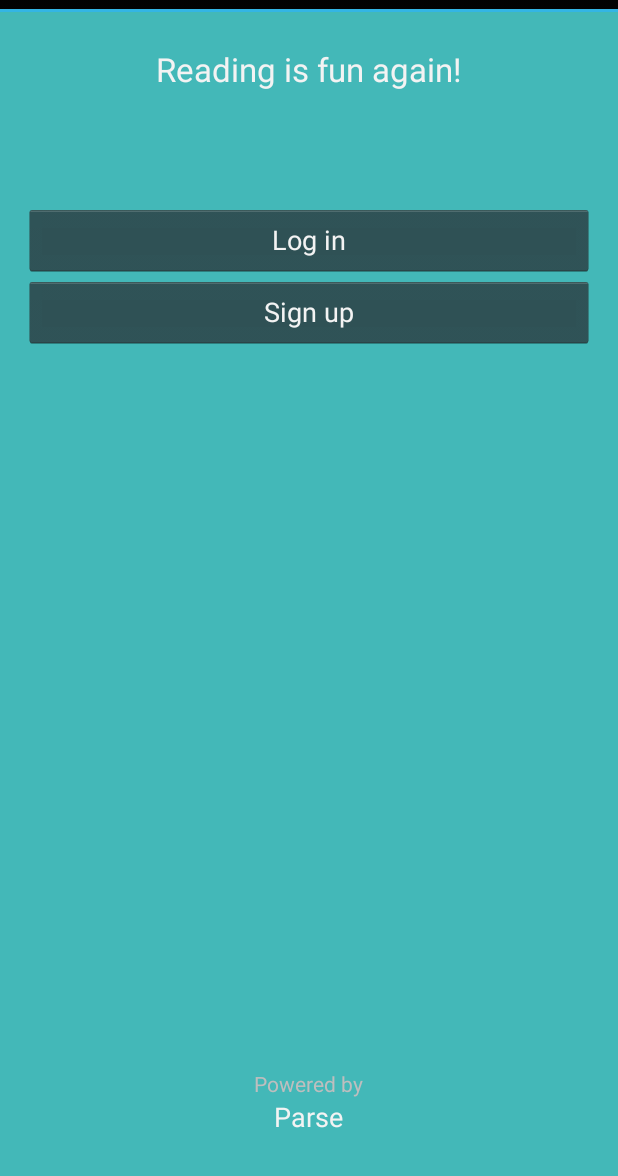
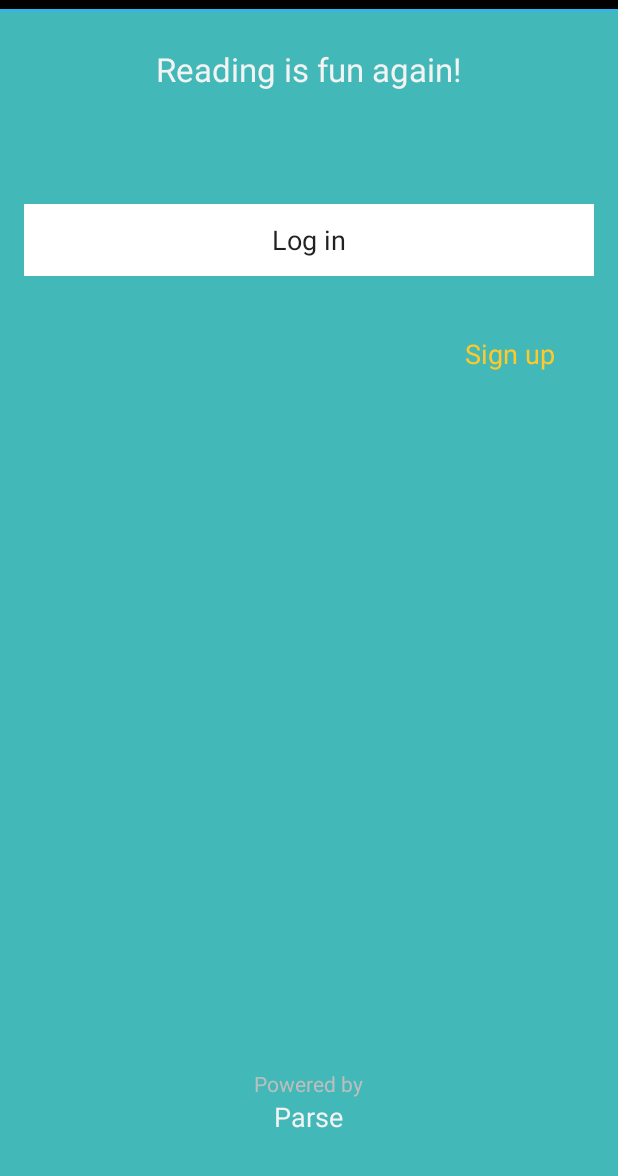
Before and after one commit to bradholland84/Bookmark, an Android app: the screen it shows after launch (WelcomeActivity), on a phone screen of 412 x 824 dp, the part 60-1236 px from its top. Run offline under Robolectric (Android 15) with nearby library versions, the phone set to English and light mode, and no system bars; libraries missing offline, so code that uses them is left out: net.danlew.android; 3 statements that could not run were skipped.

```diff
--- a/app/build.gradle
+++ b/app/build.gradle
@@ -25,6 +25,6 @@ dependencies {
     compile 'com.squareup.picasso:picasso:2.4.0'
     compile 'com.android.support:appcompat-v7:21.0.+'
     compile 'com.melnykov:floatingactionbutton:1.1.+'
-    compile 'com.squareup.picasso:picasso:2.3.+'
+    compile 'com.r0adkll:slidableactivity:2.0.1'
     compile 'net.danlew:android.joda:2.5.1'
 }
--- a/app/src/main/res/layout/activity_main_book.xml
+++ b/app/src/main/res/layout/activity_main_book.xml
@@ -3,6 +3,7 @@
     xmlns:fab="http://schemas.android.com/apk/res-auto"
     android:layout_width="match_parent"
     android:layout_height="match_parent"
+    android:background="@color/white"
 
     android:paddingTop="@dimen/activity_vertical_margin"
     android:paddingBottom="@dimen/activity_vertical_margin"
--- a/app/src/main/res/layout/activity_welcome.xml
+++ b/app/src/main/res/layout/activity_welcome.xml
@@ -20,18 +20,21 @@
         android:layout_alignParentEnd="true"
         android:layout_alignParentTop="true"
         android:layout_marginTop="128dp"
-        android:text="@string/login" />
+        android:text="@string/login"
+        android:background="@android:color/white"
+        android:textColor="@color/abc_primary_text_material_light" />
 
     <Button
         android:id="@+id/signup_button"
         android:layout_width="wrap_content"
         android:layout_height="wrap_content"
-        android:layout_alignParentLeft="true"
-        android:layout_alignParentRight="true"
-        android:layout_alignParentStart="true"
-        android:layout_alignParentEnd="true"
-        android:layout_below="@id/login_button"
-        android:text="@string/signup" />
+        android:text="@string/signup"
+        android:textColor="@color/accent"
+        android:background="@android:color/transparent"
+        android:layout_marginTop="28dp"
+        android:layout_below="@+id/login_button"
+        android:layout_toRightOf="@+id/textview_3"
+        android:layout_toEndOf="@+id/textview_3" />
 
     <TextView
         android:id="@+id/textview_1"
--- a/app/src/main/res/layout/book_detail_layout.xml
+++ b/app/src/main/res/layout/book_detail_layout.xml
@@ -3,6 +3,7 @@
 <RelativeLayout
     android:layout_width="fill_parent"
     android:layout_height="fill_parent"
+    android:background="@color/white"
     xmlns:android="http://schemas.android.com/apk/res/android">
 
     <include layout="@layout/toolbar"/>
--- a/app/src/main/res/values/colors.xml
+++ b/app/src/main/res/values/colors.xml
@@ -6,4 +6,5 @@
         <color name="accent">#FFCA28</color>
         <color name="accent_pressed">#FF8F00</color>
         <color name="black">#000000</color>
+        <color name="white">#ffffff</color>
 </resources>
--- a/app/src/main/res/values/styles.xml
+++ b/app/src/main/res/values/styles.xml
@@ -10,6 +10,12 @@
 
     </style>
 
+    <style name="SliderTheme"
+        parent="CustomActionBarTheme">
+        <item name="android:windowIsTranslucent">true</item>
+        <item name="android:windowBackground">@android:color/transparent</item>
+        </style>
+
     <style name="LoginFormContainer">
         <item name="android:layout_width">match_parent</item>
         <item name="android:layout_height">wrap_content</item>
```
Also changed, not shown: app/src/main/java/com/android/bradholland/bookmark/BookListActivity.java (+16 -2 lines), app/src/main/java/com/android/bradholland/bookmark/bookDetailActivity.java (+9 -2 lines), 2 other files.
